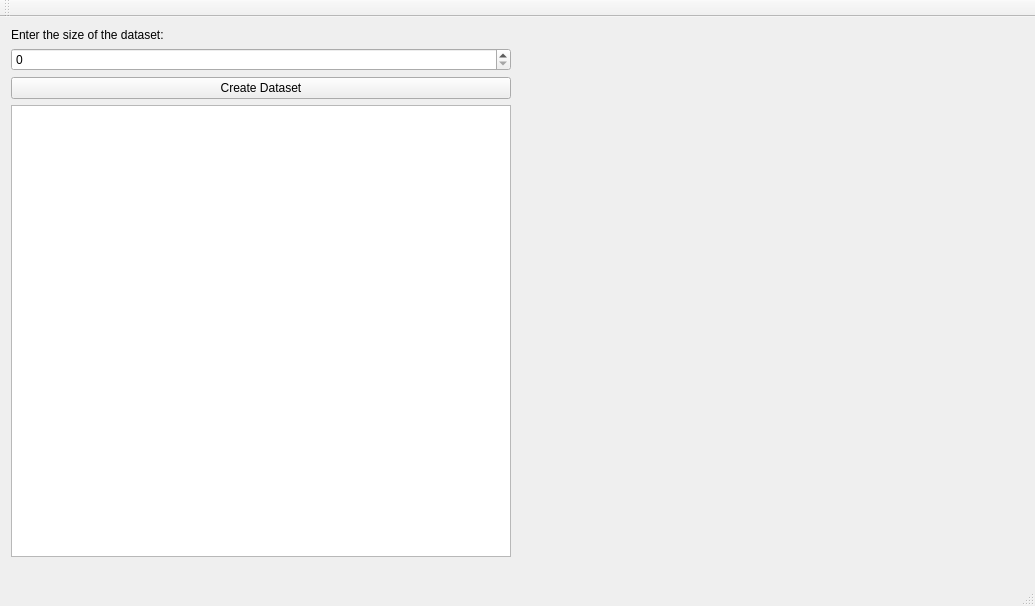
Accusmus/AdaboostQT, file mainwindow.ui: the form before one commit.
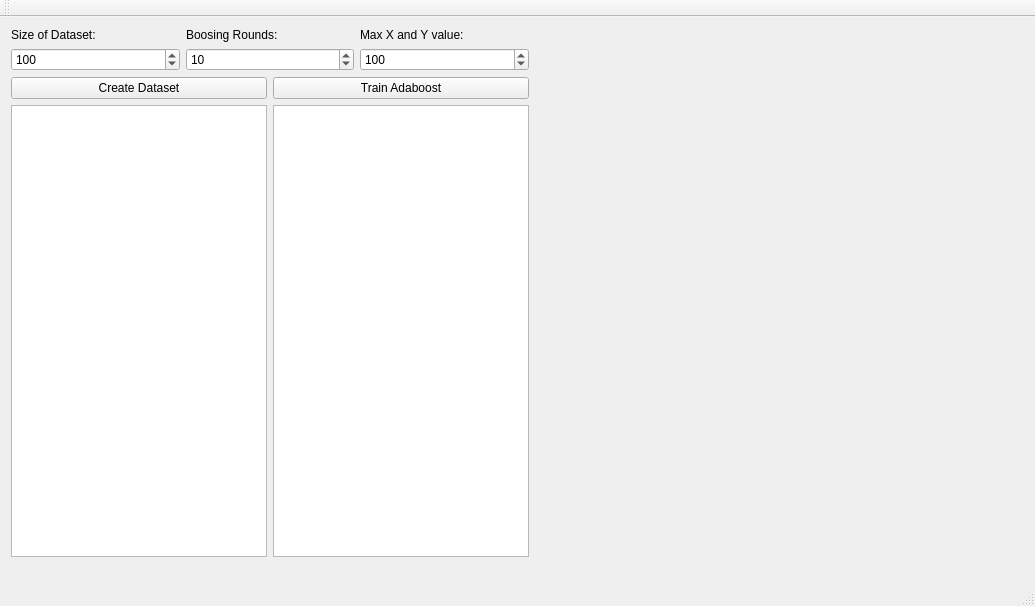
The form after the commit.

Commit message: made the ui pretty

What changed in the file:
```diff
--- a/mainwindow.ui
+++ b/mainwindow.ui
@@ -27,9 +27,13 @@
      <item>
       <layout class="QVBoxLayout" name="verticalLayout_2">
        <item>
+        <layout class="QHBoxLayout" name="horizontalLayout_4">
+         <item>
+          <layout class="QVBoxLayout" name="verticalLayout_5">
+           <item>
         <widget class="QLabel" name="label">
          <property name="text">
-          <string>Enter the size of the dataset:</string>
+              <string>Size of Dataset:</string>
          </property>
         </widget>
        </item>
@@ -38,11 +42,65 @@
          <property name="maximum">
           <number>10000</number>
          </property>
+             <property name="value">
+              <number>100</number>
+             </property>
          <property name="displayIntegerBase">
           <number>10</number>
          </property>
         </widget>
        </item>
+          </layout>
+         </item>
+         <item>
+          <layout class="QVBoxLayout" name="verticalLayout_4">
+           <item>
+            <widget class="QLabel" name="label_2">
+             <property name="text">
+              <string>Boosing Rounds:</string>
+             </property>
+            </widget>
+           </item>
+           <item>
+            <widget class="QSpinBox" name="spinBox_boosing_rounds">
+             <property name="value">
+              <number>10</number>
+             </property>
+            </widget>
+           </item>
+          </layout>
+         </item>
+         <item>
+          <layout class="QVBoxLayout" name="verticalLayout_3">
+           <item>
+            <widget class="QLabel" name="label_3">
+             <property name="text">
+              <string>Max X and Y value:</string>
+             </property>
+             <property name="textFormat">
+              <enum>Qt::PlainText</enum>
+             </property>
+            </widget>
+           </item>
+           <item>
+            <widget class="QSpinBox" name="spinBox_max_X_Y">
+             <property name="maximum">
+              <number>100000</number>
+             </property>
+             <property name="value">
+              <number>100</number>
+             </property>
+             <property name="displayIntegerBase">
+              <number>10</number>
+             </property>
+            </widget>
+           </item>
+          </layout>
+         </item>
+        </layout>
+       </item>
+       <item>
+        <layout class="QHBoxLayout" name="horizontalLayout_3">
        <item>
         <widget class="QPushButton" name="pushButton_create_data">
          <property name="text">
@@ -51,8 +109,24 @@
         </widget>
        </item>
        <item>
+          <widget class="QPushButton" name="pushButton_train">
+           <property name="text">
+            <string>Train Adaboost</string>
+           </property>
+          </widget>
+         </item>
+        </layout>
+       </item>
+       <item>
+        <layout class="QHBoxLayout" name="horizontalLayout_2">
+         <item>
         <widget class="QTextEdit" name="textEdit_data"/>
        </item>
+         <item>
+          <widget class="QTextEdit" name="textEdit_classifiers"/>
+         </item>
+        </layout>
+       </item>
       </layout>
      </item>
      <item>
@@ -60,9 +134,12 @@
        <property name="orientation">
         <enum>Qt::Horizontal</enum>
        </property>
+       <property name="sizeType">
+        <enum>QSizePolicy::Expanding</enum>
+       </property>
        <property name="sizeHint" stdset="0">
         <size>
-         <width>40</width>
+         <width>30</width>
          <height>20</height>
         </size>
        </property>
```
Lines whose indentation alone changed are shown as unchanged. The commit also changes 4 other files.
